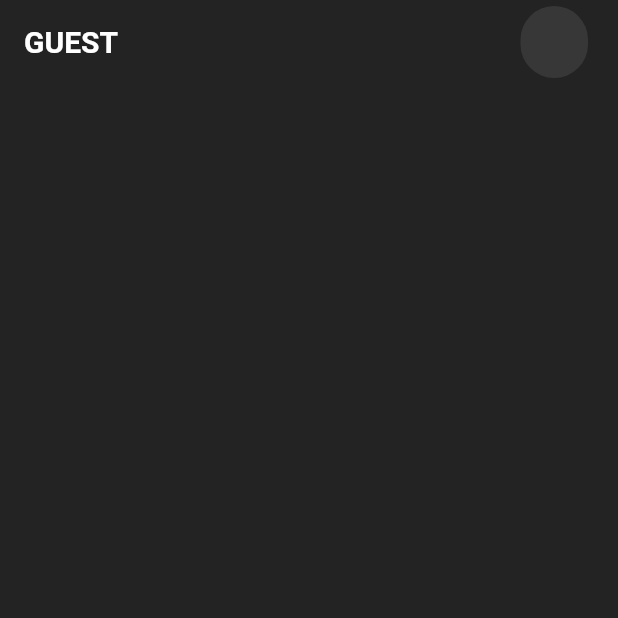
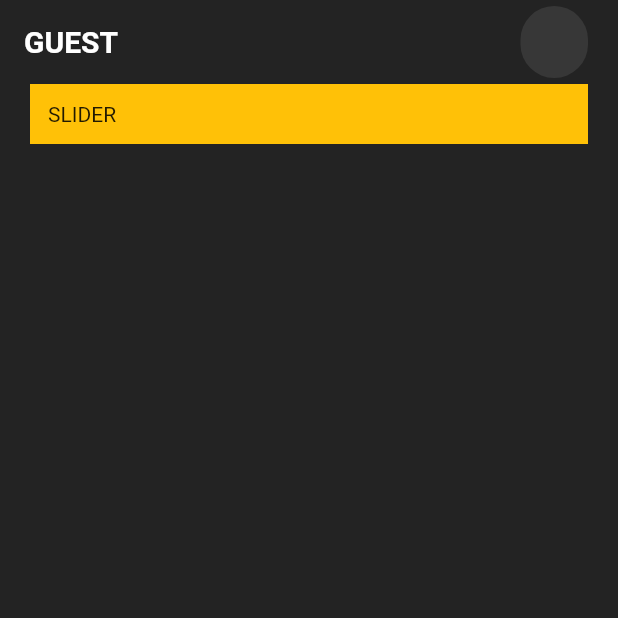
Before and after one commit to boglbbogl/flutter_velog_example, a Flutter app: the screen it shows after launch, on a phone screen of 412 x 824 dp, the top half of it. Run offline on Flutter 3.47's test engine with Material 2 defaults, Android fonts, the phone set to English and light mode, and no system bars; our stand-ins replace google_sign_in, syncfusion_flutter_sliders.

Commit message:
range slider test

```diff
--- a/lib/view/home_screen.dart
+++ b/lib/view/home_screen.dart
@@ -1,6 +1,7 @@
 import 'package:flutter/material.dart';
 import 'package:flutter_velog_example/_constant/theme.dart';
 import 'package:flutter_velog_example/state/sign_in_provider.dart';
+import 'package:flutter_velog_example/view/slider_screen.dart';
 import 'package:provider/provider.dart';
 
 class HomeScreen extends StatelessWidget {
@@ -67,6 +68,26 @@ class HomeScreen extends StatelessWidget {
               ),
             ],
           ),
+          SliverToBoxAdapter(
+            child: Padding(
+              padding: const EdgeInsets.symmetric(horizontal: 20),
+              child: InkWell(
+                onTap: () {
+                  Navigator.of(context).push(PageRouteBuilder(
+                      pageBuilder: (context, _, __) => SliderScreen()));
+                },
+                child: Container(
+                  color: Colors.amber,
+                  child: Padding(
+                    padding: const EdgeInsets.all(12),
+                    child: Text(
+                      'SLIDER',
+                    ),
+                  ),
+                ),
+              ),
+            ),
+          ),
         ],
       ),
     );
--- a/pubspec.yaml
+++ b/pubspec.yaml
@@ -33,6 +33,7 @@ dependencies:
   google_sign_in: ^5.2.4
   kakao_flutter_sdk: ^1.1.1
   provider: ^6.0.3
+  syncfusion_flutter_sliders: ^20.2.36
 
 dev_dependencies:
   build_runner: ^2.1.11
```
Also changed, not shown: lib/view/slider_screen.dart (added, +73 -0 lines), pubspec.lock, 2 other files.
